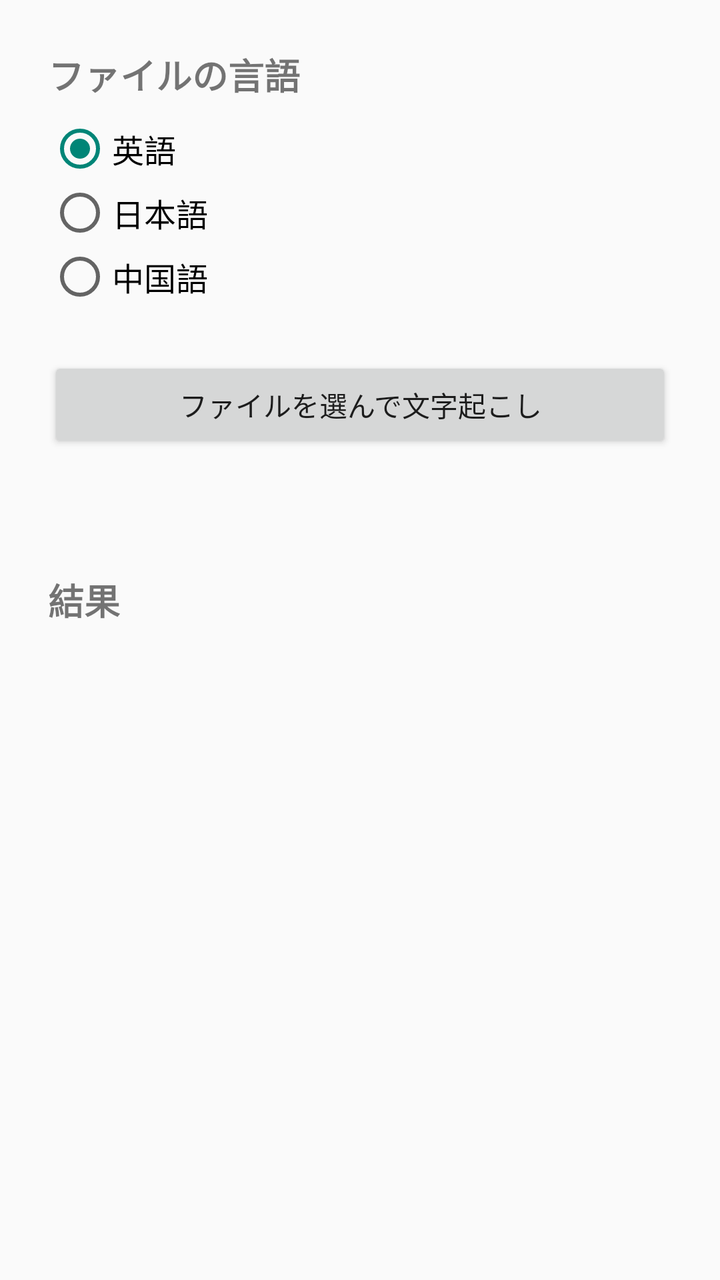
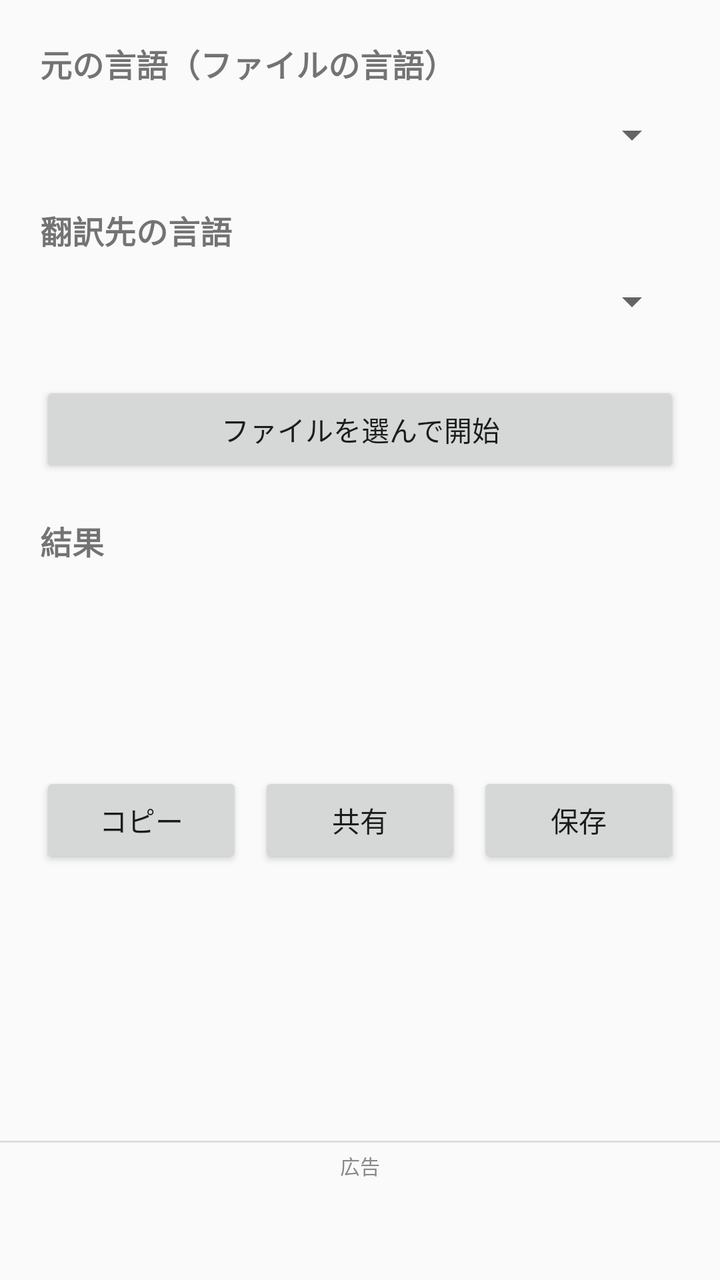

Two renders of the same Android screen: before a commit and after it. Below are the layout's source before the change and the commit's diff.
<!-- AndroidManifest.xml: application theme Theme.AppCompat.Light.DarkActionBar -->
<!-- res/layout/activity_main.xml -->
<?xml version="1.0" encoding="utf-8"?>
<ScrollView xmlns:android="http://schemas.android.com/apk/res/android"
    android:layout_width="match_parent"
    android:layout_height="match_parent">

    <LinearLayout
        android:layout_width="match_parent"
        android:layout_height="wrap_content"
        android:orientation="vertical"
        android:padding="24dp">

        <TextView
            android:layout_width="wrap_content"
            android:layout_height="wrap_content"
            android:text="ファイルの言語"
            android:textSize="18sp"
            android:textStyle="bold" />

        <RadioGroup
            android:id="@+id/langGroup"
            android:layout_width="match_parent"
            android:layout_height="wrap_content"
            android:layout_marginTop="8dp">

            <RadioButton
                android:id="@+id/radioEn"
                android:layout_width="wrap_content"
                android:layout_height="wrap_content"
                android:checked="true"
                android:text="英語"
                android:textSize="16sp" />

            <RadioButton
                android:id="@+id/radioJa"
                android:layout_width="wrap_content"
                android:layout_height="wrap_content"
                android:text="日本語"
                android:textSize="16sp" />

            <RadioButton
                android:id="@+id/radioZh"
                android:layout_width="wrap_content"
                android:layout_height="wrap_content"
                android:text="中国語"
                android:textSize="16sp" />
        </RadioGroup>

        <Button
            android:id="@+id/pickButton"
            android:layout_width="match_parent"
            android:layout_height="wrap_content"
            android:layout_marginTop="24dp"
            android:text="ファイルを選んで文字起こし" />

        <TextView
            android:id="@+id/statusText"
            android:layout_width="match_parent"
            android:layout_height="wrap_content"
            android:layout_marginTop="16dp"
            android:textSize="15sp" />

        <TextView
            android:layout_width="wrap_content"
            android:layout_height="wrap_content"
            android:layout_marginTop="24dp"
            android:text="結果"
            android:textSize="18sp"
            android:textStyle="bold" />

        
        <TextView
            android:id="@+id/resultText"
            android:layout_width="match_parent"
            android:layout_height="wrap_content"
            android:layout_marginTop="8dp"
            android:textIsSelectable="true"
            android:textSize="16sp" />
    </LinearLayout>
</ScrollView>
<!-- resources referenced by this layout -->
<resources>

</resources>

<!-- the commit's change to res/layout/activity_main.xml (unified diff, before → after) -->
@@ -1,79 +1,183 @@
 <?xml version="1.0" encoding="utf-8"?>
-<ScrollView xmlns:android="http://schemas.android.com/apk/res/android"
+<LinearLayout xmlns:android="http://schemas.android.com/apk/res/android"
     android:layout_width="match_parent"
-    android:layout_height="match_parent">
+    android:layout_height="match_parent"
+    android:orientation="vertical">
 
-    <LinearLayout
+    <ScrollView
+        android:id="@+id/scroll"
+        android:layout_width="match_parent"
+        android:layout_height="0dp"
+        android:layout_weight="1">
+
+        <LinearLayout
+            android:layout_width="match_parent"
+            android:layout_height="wrap_content"
+            android:orientation="vertical"
+            android:padding="20dp">
+
+            
+            <TextView
+                android:layout_width="wrap_content"
+                android:layout_height="wrap_content"
+                android:text="元の言語（ファイルの言語）"
+                android:textSize="16sp"
+                android:textStyle="bold" />
+
+            <Spinner
+                android:id="@+id/srcSpinner"
+                android:layout_width="match_parent"
+                android:layout_height="48dp" />
+
+            <TextView
+                android:layout_width="wrap_content"
+                android:layout_height="wrap_content"
+                android:layout_marginTop="12dp"
+                android:text="翻訳先の言語"
+                android:textSize="16sp"
+                android:textStyle="bold" />
+
+            <Spinner
+                android:id="@+id/dstSpinner"
+                android:layout_width="match_parent"
+                android:layout_height="48dp" />
+
+            <Button
+                android:id="@+id/pickButton"
+                android:layout_width="match_parent"
+                android:layout_height="wrap_content"
+                android:layout_marginTop="16dp"
+                android:text="ファイルを選んで開始" />
+
+            
+            <LinearLayout
+                android:id="@+id/progressArea"
+                android:layout_width="match_parent"
+                android:layout_height="wrap_content"
+                android:layout_marginTop="20dp"
+                android:orientation="vertical"
+                android:visibility="gone">
+
+                <TextView
+                    android:id="@+id/fileNameText"
+                    android:layout_width="match_parent"
+                    android:layout_height="wrap_content"
+                    android:ellipsize="middle"
+                    android:singleLine="true"
+                    android:textSize="14sp" />
+
+                <LinearLayout
+                    android:layout_width="match_parent"
+                    android:layout_height="wrap_content"
+                    android:layout_marginTop="4dp"
+                    android:gravity="center_vertical"
+                    android:orientation="horizontal">
+
+                    <ProgressBar
+                        android:id="@+id/progressBar"
+                        style="?android:attr/progressBarStyleHorizontal"
+                        android:layout_width="0dp"
+                        android:layout_height="wrap_content"
+                        android:layout_weight="1"
+                        android:max="100" />
+
+                    <TextView
+                        android:id="@+id/progressText"
+                        android:layout_width="64dp"
+                        android:layout_height="wrap_content"
+                        android:gravity="end"
+                        android:text="0%"
+                        android:textSize="20sp"
+                        android:textStyle="bold" />
+                </LinearLayout>
+
+                <TextView
+                    android:id="@+id/statusText"
+                    android:layout_width="match_parent"
+                    android:layout_height="wrap_content"
+                    android:layout_marginTop="4dp"
+                    android:textSize="14sp" />
+
+                <Button
+                    android:id="@+id/cancelButton"
+                    android:layout_width="wrap_content"
+                    android:layout_height="wrap_content"
+                    android:layout_marginTop="4dp"
+                    android:text="キャンセル" />
+            </LinearLayout>
+
+            
+            <TextView
+                android:layout_width="wrap_content"
+                android:layout_height="wrap_content"
+                android:layout_marginTop="20dp"
+                android:text="結果"
+                android:textSize="16sp"
+                android:textStyle="bold" />
+
+            
+            <TextView
+                android:id="@+id/resultText"
+                android:layout_width="match_parent"
+                android:layout_height="wrap_content"
+                android:layout_marginTop="8dp"
+                android:minHeight="80dp"
+                android:textIsSelectable="true"
+                android:textSize="16sp" />
+
+            
+            <LinearLayout
+                android:layout_width="match_parent"
+                android:layout_height="wrap_content"
+                android:layout_marginTop="16dp"
+                android:orientation="horizontal">
+
+                <Button
+                    android:id="@+id/copyButton"
+                    android:layout_width="0dp"
+                    android:layout_height="wrap_content"
+                    android:layout_weight="1"
+                    android:text="コピー" />
+
+                <Button
+                    android:id="@+id/shareButton"
+                    android:layout_width="0dp"
+                    android:layout_height="wrap_content"
+                    android:layout_marginStart="8dp"
+                    android:layout_weight="1"
+                    android:text="共有" />
+
+                <Button
+                    android:id="@+id/saveButton"
+                    android:layout_width="0dp"
+                    android:layout_height="wrap_content"
+                    android:layout_marginStart="8dp"
+                    android:layout_weight="1"
+                    android:text="保存" />
+            </LinearLayout>
+        </LinearLayout>
+    </ScrollView>
+
+    
+    <View
+        android:layout_width="match_parent"
+        android:layout_height="1dp"
+        android:layout_marginTop="32dp"
+        android:background="#DDDDDD" />
+
+    <TextView
+        android:layout_width="wrap_content"
+        android:layout_height="wrap_content"
+        android:layout_gravity="center_horizontal"
+        android:layout_marginTop="4dp"
+        android:text="広告"
+        android:textColor="#888888"
+        android:textSize="10sp" />
+
+    <FrameLayout
+        android:id="@+id/adContainer"
         android:layout_width="match_parent"
         android:layout_height="wrap_content"
-        android:orientation="vertical"
-        android:padding="24dp">
-
-        <TextView
-            android:layout_width="wrap_content"
-            android:layout_height="wrap_content"
-            android:text="ファイルの言語"
-            android:textSize="18sp"
-            android:textStyle="bold" />
-
-        <RadioGroup
-            android:id="@+id/langGroup"
-            android:layout_width="match_parent"
-            android:layout_height="wrap_content"
-            android:layout_marginTop="8dp">
-
-            <RadioButton
-                android:id="@+id/radioEn"
-                android:layout_width="wrap_content"
-                android:layout_height="wrap_content"
-                android:checked="true"
-                android:text="英語"
-                android:textSize="16sp" />
-
-            <RadioButton
-                android:id="@+id/radioJa"
-                android:layout_width="wrap_content"
-                android:layout_height="wrap_content"
-                android:text="日本語"
-                android:textSize="16sp" />
-
-            <RadioButton
-                android:id="@+id/radioZh"
-                android:layout_width="wrap_content"
-                android:layout_height="wrap_content"
-                android:text="中国語"
-                android:textSize="16sp" />
-        </RadioGroup>
-
-        <Button
-            android:id="@+id/pickButton"
-            android:layout_width="match_parent"
-            android:layout_height="wrap_content"
-            android:layout_marginTop="24dp"
-            android:text="ファイルを選んで文字起こし" />
-
-        <TextView
-            android:id="@+id/statusText"
-            android:layout_width="match_parent"
-            android:layout_height="wrap_content"
-            android:layout_marginTop="16dp"
-            android:textSize="15sp" />
-
-        <TextView
-            android:layout_width="wrap_content"
-            android:layout_height="wrap_content"
-            android:layout_marginTop="24dp"
-            android:text="結果"
-            android:textSize="18sp"
-            android:textStyle="bold" />
-
-        
-        <TextView
-            android:id="@+id/resultText"
-            android:layout_width="match_parent"
-            android:layout_height="wrap_content"
-            android:layout_marginTop="8dp"
-            android:textIsSelectable="true"
-            android:textSize="16sp" />
-    </LinearLayout>
-</ScrollView>
+        android:layout_gravity="center_horizontal"
+        android:minHeight="50dp" />
+</LinearLayout>
